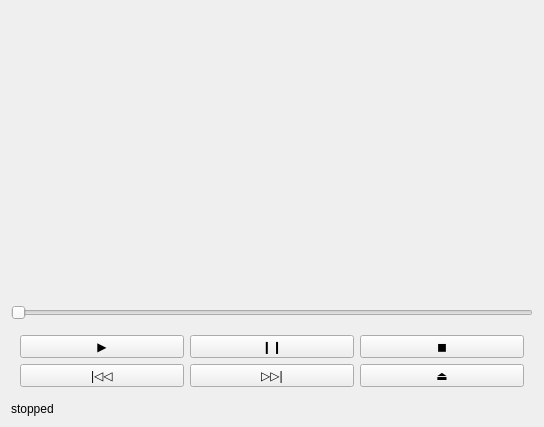
Qt form ui/frameplayer.ui (Apkawa/QGifer) before a commit.
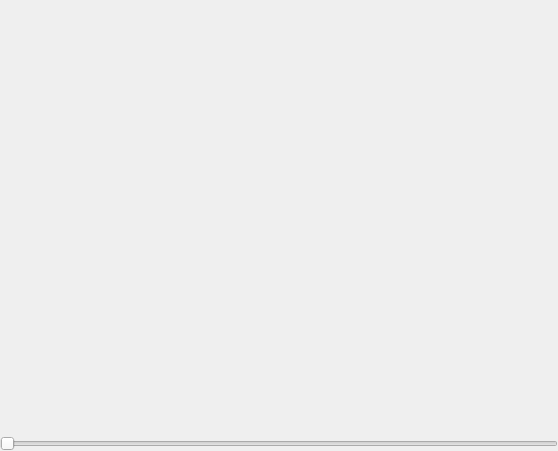
The same form after that commit.

```diff
--- a/ui/frameplayer.ui
+++ b/ui/frameplayer.ui
@@ -6,69 +6,18 @@
    <rect>
     <x>0</x>
     <y>0</y>
-    <width>544</width>
-    <height>427</height>
+    <width>558</width>
+    <height>451</height>
    </rect>
   </property>
   <property name="windowTitle">
    <string>Player</string>
   </property>
   <layout class="QGridLayout" name="gridLayout">
-   <item row="2" column="0" colspan="3">
-    <widget class="QWidget" name="controlPanel" native="true">
-     <property name="sizePolicy">
-      <sizepolicy hsizetype="Preferred" vsizetype="Minimum">
-       <horstretch>0</horstretch>
-       <verstretch>0</verstretch>
-      </sizepolicy>
-     </property>
-     <layout class="QGridLayout" name="gridLayout_3">
-      <item row="0" column="1">
-       <widget class="QPushButton" name="pauseButton">
-        <property name="text">
-         <string>❙❙</string>
-        </property>
-       </widget>
-      </item>
-      <item row="0" column="2">
-       <widget class="QPushButton" name="stopButton">
-        <property name="text">
-         <string>◼</string>
-        </property>
-       </widget>
-      </item>
-      <item row="0" column="0">
-       <widget class="QPushButton" name="playButton">
-        <property name="text">
-         <string>▶</string>
-        </property>
-       </widget>
-      </item>
-      <item row="1" column="0">
-       <widget class="QPushButton" name="prevButton">
-        <property name="text">
-         <string>|◁◁</string>
-        </property>
-       </widget>
-      </item>
-      <item row="1" column="1">
-       <widget class="QPushButton" name="nextButton">
-        <property name="text">
-         <string>▷▷|</string>
-        </property>
-       </widget>
-      </item>
-      <item row="1" column="2">
-       <widget class="QPushButton" name="ejectButton">
-        <property name="text">
-         <string>⏏</string>
-        </property>
-       </widget>
-      </item>
-     </layout>
-    </widget>
-   </item>
-   <item row="1" column="0" colspan="3">
+   <property name="margin">
+    <number>0</number>
+   </property>
+   <item row="1" column="0" colspan="2">
     <widget class="QSlider" name="slider">
      <property name="maximum">
       <number>0</number>
@@ -78,7 +27,7 @@
      </property>
     </widget>
    </item>
-   <item row="0" column="0" colspan="3">
+   <item row="0" column="0" colspan="2">
     <widget class="QFrame" name="frame">
      <property name="sizePolicy">
       <sizepolicy hsizetype="Preferred" vsizetype="Expanding">
@@ -92,19 +41,8 @@
      <property name="frameShadow">
       <enum>QFrame::Raised</enum>
      </property>
-     <layout class="QGridLayout" name="gridLayout_2"/>
-    </widget>
-   </item>
-   <item row="3" column="0">
-    <widget class="QLabel" name="statusLabel">
-     <property name="sizePolicy">
-      <sizepolicy hsizetype="Preferred" vsizetype="Fixed">
-       <horstretch>0</horstretch>
-       <verstretch>0</verstretch>
-      </sizepolicy>
-     </property>
-     <property name="text">
-      <string>stopped</string>
+     <property name="lineWidth">
+      <number>0</number>
      </property>
     </widget>
    </item>
```
